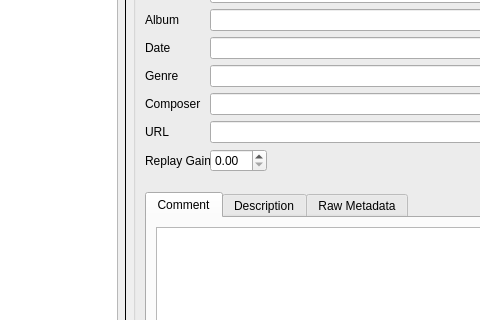
Before: the Qt Designer form src/gui/mainWindow.ui in lukefankhanel/music-metadata-editor, drawn with Qt 5; both pictures show x 117 to 597 and y 141 to 461 of the 702 by 557 pixel window.
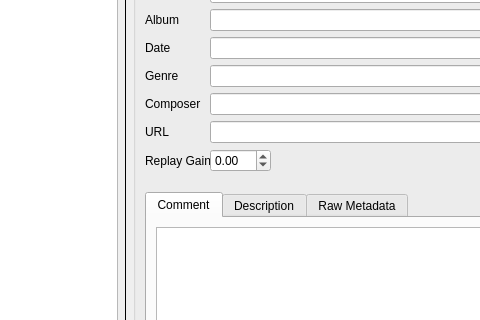
After: the same form once the commit is applied.

Diff of the .ui file:
```diff
--- a/src/gui/mainWindow.ui
+++ b/src/gui/mainWindow.ui
@@ -316,7 +316,14 @@
            <item row="8" column="1">
             <layout class="QHBoxLayout" name="horizontalLayout_3">
              <item>
-              <widget class="QDoubleSpinBox" name="replayGain"/>
+              <widget class="QDoubleSpinBox" name="replayGain">
+               <property name="suffix">
+                <string/>
+               </property>
+               <property name="minimum">
+                <double>-99.989999999999995</double>
+               </property>
+              </widget>
              </item>
              <item>
               <spacer name="horizontalSpacer">
```
Left out of the diff: 6 changed lines with no effect on the pictures.
